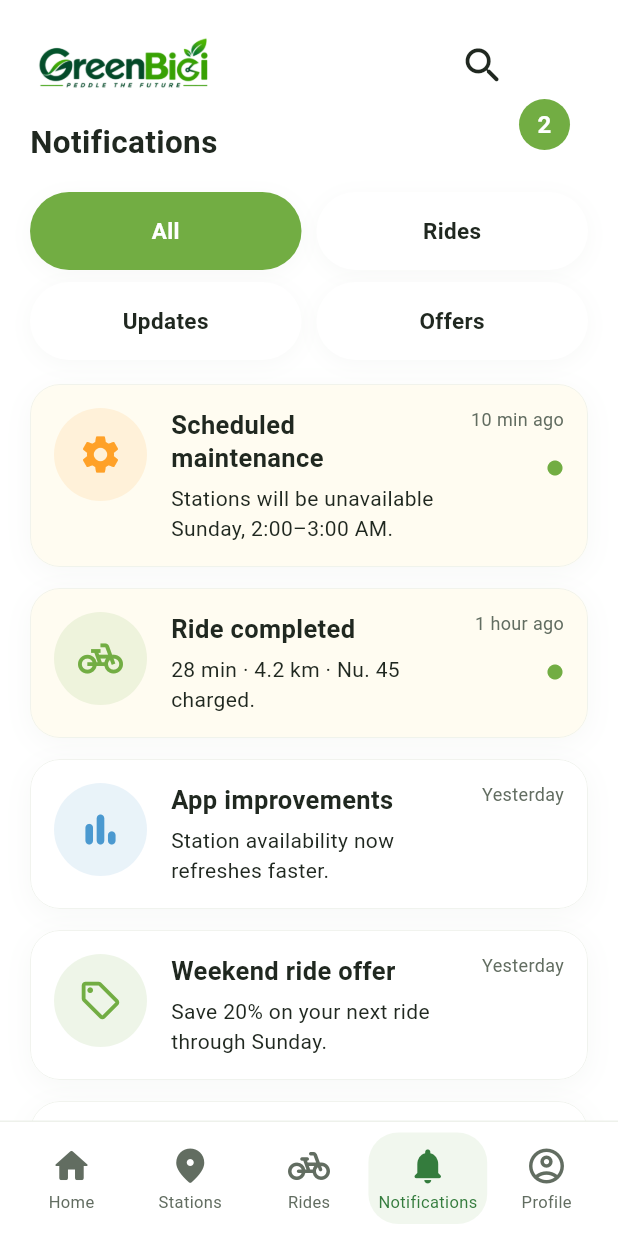
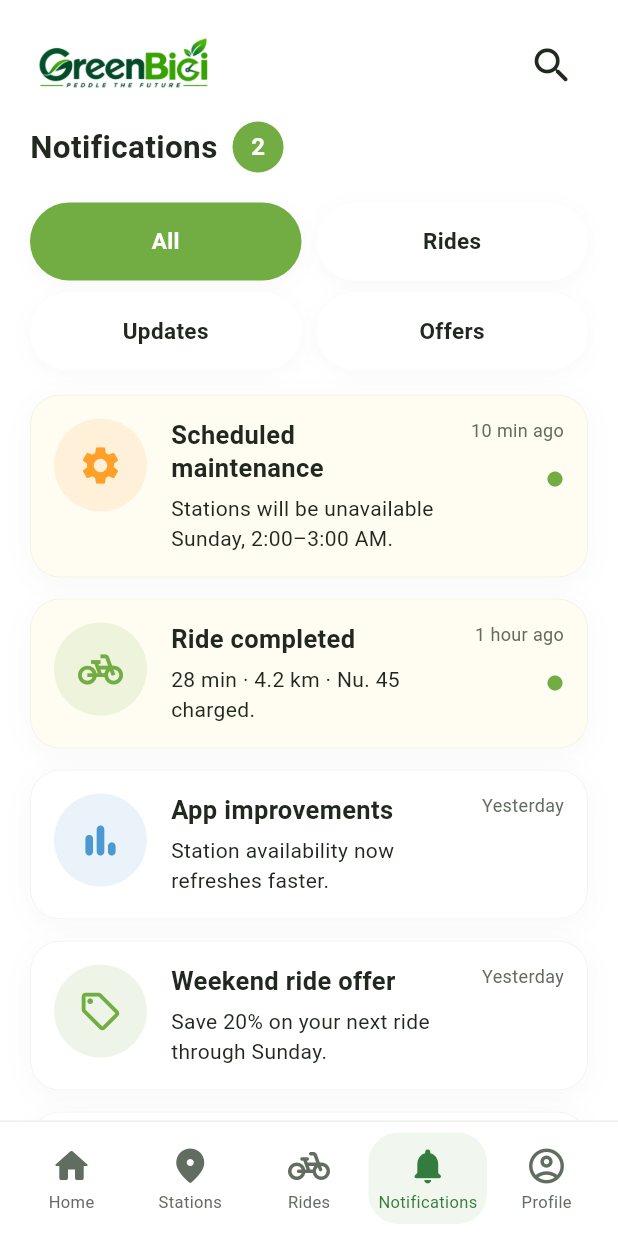
Before and after one commit to lepcha1862/GreenBici, a Flutter app: the screen it shows after launch, after a tap on "Sign In", after a tap on "Notifications", on a phone screen of 412 x 824 dp. Run offline on Flutter 3.47's test engine with Material 3 defaults, Android fonts, the phone set to English and light mode, and no system bars; our stand-ins replace geolocator, google_maps_flutter, web; missing offline and left inert: dart:js_interop, pointer_interceptor; Roboto replaces fonts that are missing (Arial).

Commit message:
Fixed. The Notifications search icon now sits at the far-right edge, matching the other pages.

```diff
--- a/greenbici/lib/navbar/top_nav.dart
+++ b/greenbici/lib/navbar/top_nav.dart
@@ -12,6 +12,7 @@ class TopNav extends StatelessWidget {
     this.subtitle,
     this.subtitleIcon = Icons.location_on_rounded,
     this.statusColor,
+    this.titleTrailing,
     this.onSearch,
   });
 
@@ -20,6 +21,7 @@ class TopNav extends StatelessWidget {
   final String? subtitle;
   final IconData subtitleIcon;
   final Color? statusColor;
+  final Widget? titleTrailing;
   final VoidCallback? onSearch;
 
   @override
@@ -48,7 +50,11 @@ class TopNav extends StatelessWidget {
               crossAxisAlignment: CrossAxisAlignment.start,
               mainAxisSize: MainAxisSize.min,
               children: [
-                Semantics(
+                Row(
+                  mainAxisSize: MainAxisSize.min,
+                  children: [
+                    Flexible(
+                      child: Semantics(
                         header: true,
                         child: Text(
                           title!,
@@ -57,6 +63,13 @@ class TopNav extends StatelessWidget {
                             fontWeight: FontWeight.w700,
                           ),
                         ),
+                      ),
+                    ),
+                    if (titleTrailing != null) ...[
+                      const SizedBox(width: 10),
+                      titleTrailing!,
+                    ],
+                  ],
                 ),
                 if (subtitle != null) ...[
                   const SizedBox(height: 4),
--- a/greenbici/lib/notifications/notification_page.dart
+++ b/greenbici/lib/notifications/notification_page.dart
@@ -137,14 +137,13 @@ class _NotificationPageState extends State<NotificationPage> {
     ),
   );
 
-  Widget _header() => Row(
-    crossAxisAlignment: CrossAxisAlignment.end,
-    children: [
-      Expanded(
-        child: TopNav(title: 'Notifications', onSearch: widget.onSearch),
-      ),
-      Container(
-        margin: const EdgeInsets.only(bottom: 28, right: 12),
+  Widget _header() => TopNav(
+    title: 'Notifications',
+    onSearch: widget.onSearch,
+    titleTrailing: Semantics(
+      label: '${demoNotifications.where((item) => item.unread).length} unread',
+      child: ExcludeSemantics(
+        child: Container(
           width: 34,
           height: 34,
           alignment: Alignment.center,
@@ -161,7 +160,8 @@ class _NotificationPageState extends State<NotificationPage> {
             ),
           ),
         ),
-    ],
+      ),
+    ),
   );
 
   Widget _filters() => LayoutBuilder(
--- a/greenbici/lib/signin_signup/components/signin/social_signin_section.dart
+++ b/greenbici/lib/signin_signup/components/signin/social_signin_section.dart
@@ -21,12 +21,36 @@ class SocialSignInSection extends StatelessWidget {
   @override
   Widget build(BuildContext context) => Column(
     children: [
-      SizedBox(
-        width: double.infinity,
-        child: Text(
-          signUp ? '— or sign up with —' : '— or sign in with —',
-          textAlign: TextAlign.center,
-          style: const TextStyle(color: AuthStyle.secondary, fontSize: 14),
+      Padding(
+        padding: const EdgeInsets.symmetric(horizontal: 10),
+        child: LayoutBuilder(
+          builder: (context, constraints) => Row(
+            key: const ValueKey('auth-method-divider'),
+            children: [
+              const Expanded(
+                child: Divider(color: AuthStyle.border, thickness: 1.2),
+              ),
+              ConstrainedBox(
+                constraints: BoxConstraints(
+                  maxWidth: constraints.maxWidth * .72,
+                ),
+                child: Padding(
+                  padding: const EdgeInsets.symmetric(horizontal: 10),
+                  child: Text(
+                    signUp ? '— or sign up with —' : '— or sign in with —',
+                    textAlign: TextAlign.center,
+                    style: const TextStyle(
+                      color: AuthStyle.secondary,
+                      fontSize: 14,
+                    ),
+                  ),
+                ),
+              ),
+              const Expanded(
+                child: Divider(color: AuthStyle.border, thickness: 1.2),
+              ),
+            ],
+          ),
         ),
       ),
       const SizedBox(height: 20),
```
Also changed, not shown: 2 other files. Lines whose indentation alone changed are shown as unchanged.
